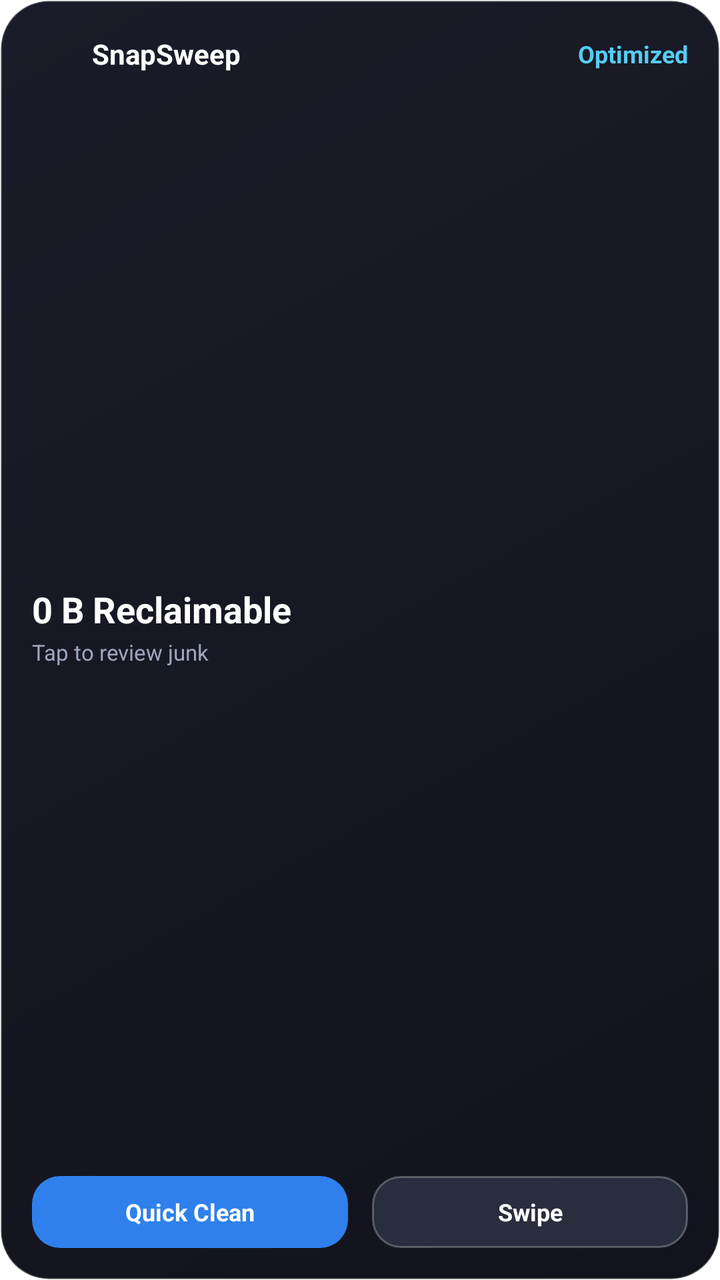
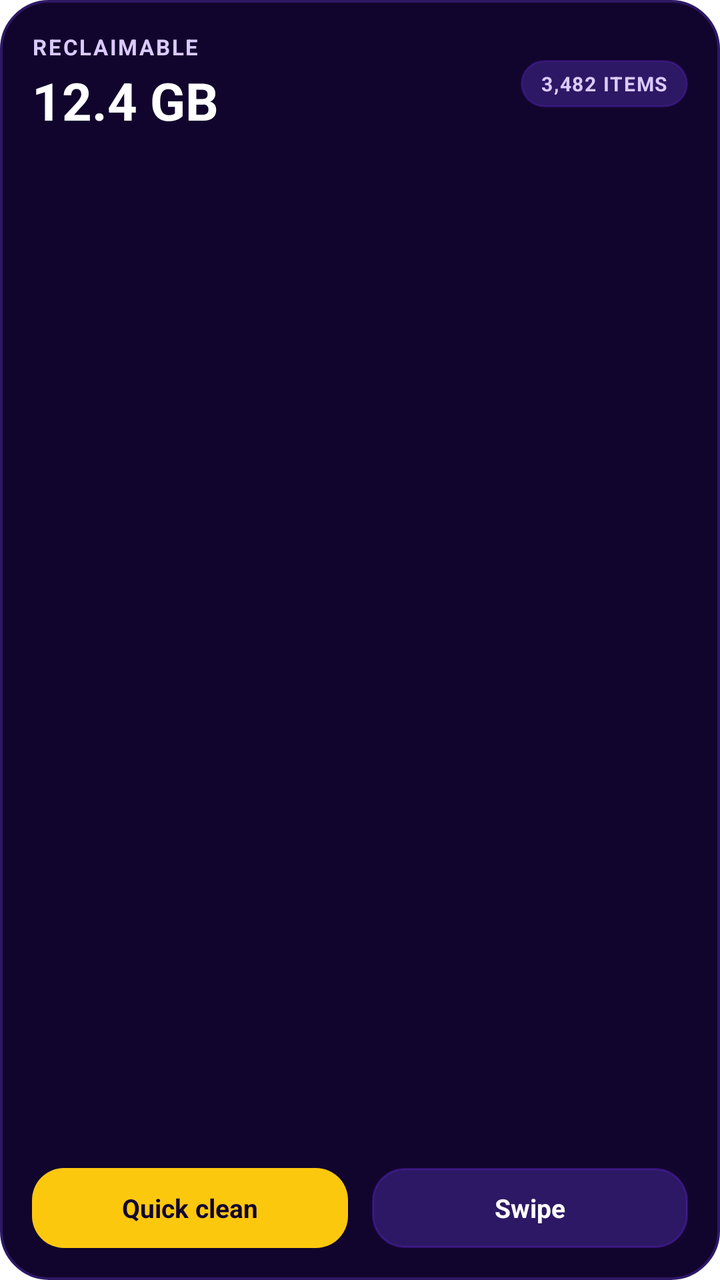

The first picture is an Android layout as it rendered before a commit; the second is the same layout after the commit. The layout source and the unified diff follow.
<!-- AndroidManifest.xml: fallback theme Theme.MaterialComponents.DayNight.NoActionBar -->
<!-- res/layout/snapsweep_widget.xml -->
<?xml version="1.0" encoding="utf-8"?>
<LinearLayout xmlns:android="http://schemas.android.com/apk/res/android"
    android:id="@+id/widget_container"
    android:layout_width="match_parent"
    android:layout_height="match_parent"
    android:background="@drawable/widget_background"
    android:orientation="vertical"
    android:padding="16dp">

    
    <LinearLayout
        android:layout_width="match_parent"
        android:layout_height="wrap_content"
        android:gravity="center_vertical"
        android:orientation="horizontal">

        <ImageView
            android:layout_width="22dp"
            android:layout_height="22dp"
            android:src="@mipmap/ic_launcher" />

        <TextView
            android:id="@+id/widget_title"
            android:layout_width="0dp"
            android:layout_height="wrap_content"
            android:layout_marginStart="8dp"
            android:layout_weight="1"
            android:text="SnapSweep"
            android:textColor="#FFFFFF"
            android:textSize="14sp"
            android:textStyle="bold" />

        <TextView
            android:id="@+id/widget_status"
            android:layout_width="wrap_content"
            android:layout_height="wrap_content"
            android:text="Optimized"
            android:textColor="#56CCF2"
            android:textSize="12sp"
            android:textStyle="bold" />
    </LinearLayout>

    
    <LinearLayout
        android:layout_width="match_parent"
        android:layout_height="0dp"
        android:layout_weight="1"
        android:gravity="center_vertical"
        android:orientation="vertical"
        android:paddingTop="6dp"
        android:paddingBottom="6dp">

        <TextView
            android:id="@+id/widget_reclaimable"
            android:layout_width="wrap_content"
            android:layout_height="wrap_content"
            android:text="0 B Reclaimable"
            android:textColor="#FFFFFF"
            android:textSize="18sp"
            android:textStyle="bold" />

        <TextView
            android:id="@+id/widget_count"
            android:layout_width="wrap_content"
            android:layout_height="wrap_content"
            android:layout_marginTop="2dp"
            android:text="Tap to review junk"
            android:textColor="#A0A5BD"
            android:textSize="11sp" />
    </LinearLayout>

    
    <LinearLayout
        android:layout_width="match_parent"
        android:layout_height="wrap_content"
        android:orientation="horizontal">

        <TextView
            android:id="@+id/widget_btn_clean"
            android:layout_width="0dp"
            android:layout_height="36dp"
            android:layout_marginEnd="6dp"
            android:layout_weight="1"
            android:background="@drawable/widget_button_clean"
            android:gravity="center"
            android:text="Quick Clean"
            android:textColor="#FFFFFF"
            android:textSize="12sp"
            android:textStyle="bold" />

        <TextView
            android:id="@+id/widget_btn_swipe"
            android:layout_width="0dp"
            android:layout_height="36dp"
            android:layout_marginStart="6dp"
            android:layout_weight="1"
            android:background="@drawable/widget_button_swipe"
            android:gravity="center"
            android:text="Swipe"
            android:textColor="#FFFFFF"
            android:textSize="12sp"
            android:textStyle="bold" />
    </LinearLayout>

</LinearLayout>
<!-- resources referenced by this layout -->
<resources>
  <!-- drawable widget_background (drawable) -->
  <?xml version="1.0" encoding="utf-8"?>
  <shape xmlns:android="http://schemas.android.com/apk/res/android"
      android:shape="rectangle">
      <gradient
          android:angle="315"
          android:startColor="#1A1C29"
          android:endColor="#12131C"
          android:type="linear" />
      <corners android:radius="24dp" />
      <stroke
          android:width="1dp"
          android:color="#33FFFFFF" />
  </shape>
  <!-- drawable widget_button_clean (drawable) -->
  <?xml version="1.0" encoding="utf-8"?>
  <shape xmlns:android="http://schemas.android.com/apk/res/android"
      android:shape="rectangle">
      <solid android:color="#2F80ED" />
      <corners android:radius="14dp" />
  </shape>
  <!-- drawable widget_button_swipe (drawable) -->
  <?xml version="1.0" encoding="utf-8"?>
  <shape xmlns:android="http://schemas.android.com/apk/res/android"
      android:shape="rectangle">
      <solid android:color="#2A2D3E" />
      <corners android:radius="14dp" />
      <stroke
          android:width="1dp"
          android:color="#44FFFFFF" />
  </shape>
  <!-- mipmap ic_launcher (mipmap-anydpi-v26) -->
  <?xml version="1.0" encoding="utf-8"?>
  <adaptive-icon xmlns:android="http://schemas.android.com/apk/res/android">
    <background android:drawable="@color/ic_launcher_background"/>
    <foreground>
        <inset
            android:drawable="@drawable/ic_launcher_foreground"
            android:inset="16%" />
    </foreground>
  </adaptive-icon>
  <color name="ic_launcher_background">#FFFFFF</color>
  <!-- drawable ic_launcher_foreground: png bitmap (drawable-hdpi, 29716 bytes) -->
</resources>

<!-- the commit's change to res/layout/snapsweep_widget.xml (unified diff, before → after) -->
@@ -14,92 +14,92 @@
         android:gravity="center_vertical"
         android:orientation="horizontal">
 
-        <ImageView
-            android:layout_width="22dp"
-            android:layout_height="22dp"
-            android:src="@mipmap/ic_launcher" />
-
-        <TextView
-            android:id="@+id/widget_title"
+        <LinearLayout
             android:layout_width="0dp"
             android:layout_height="wrap_content"
-            android:layout_marginStart="8dp"
             android:layout_weight="1"
-            android:text="SnapSweep"
-            android:textColor="#FFFFFF"
-            android:textSize="14sp"
-            android:textStyle="bold" />
+            android:orientation="vertical">
 
-        <TextView
-            android:id="@+id/widget_status"
+            <TextView
+                android:id="@+id/widget_label"
+                android:layout_width="wrap_content"
+                android:layout_height="wrap_content"
+                android:text="RECLAIMABLE"
+                android:textColor="#DBCAFF"
+                android:textSize="11sp"
+                android:textStyle="bold"
+                android:letterSpacing="0.08" />
+
+            <TextView
+                android:id="@+id/widget_reclaimable"
+                android:layout_width="wrap_content"
+                android:layout_height="wrap_content"
+                android:layout_marginTop="2dp"
+                android:text="12.4 GB"
+                android:textColor="#FFFFFF"
+                android:textSize="26sp"
+                android:textStyle="bold" />
+        </LinearLayout>
+
+        <LinearLayout
+            android:id="@+id/widget_count_container"
             android:layout_width="wrap_content"
             android:layout_height="wrap_content"
-            android:text="Optimized"
-            android:textColor="#56CCF2"
-            android:textSize="12sp"
-            android:textStyle="bold" />
+            android:background="@drawable/widget_pill_badge"
+            android:paddingStart="10dp"
+            android:paddingTop="5dp"
+            android:paddingEnd="10dp"
+            android:paddingBottom="5dp">
+
+            <TextView
+                android:id="@+id/widget_count"
+                android:layout_width="wrap_content"
+                android:layout_height="wrap_content"
+                android:text="3,482 ITEMS"
+                android:textColor="#DBCAFF"
+                android:textSize="10sp"
+                android:textStyle="bold"
+                android:letterSpacing="0.06" />
+        </LinearLayout>
     </LinearLayout>
 
     
-    <LinearLayout
+    <View
         android:layout_width="match_parent"
         android:layout_height="0dp"
-        android:layout_weight="1"
-        android:gravity="center_vertical"
-        android:orientation="vertical"
-        android:paddingTop="6dp"
-        android:paddingBottom="6dp">
-
-        <TextView
-            android:id="@+id/widget_reclaimable"
-            android:layout_width="wrap_content"
-            android:layout_height="wrap_content"
-            android:text="0 B Reclaimable"
-            android:textColor="#FFFFFF"
-            android:textSize="18sp"
-            android:textStyle="bold" />
-
-        <TextView
-            android:id="@+id/widget_count"
-            android:layout_width="wrap_content"
-            android:layout_height="wrap_content"
-            android:layout_marginTop="2dp"
-            android:text="Tap to review junk"
-            android:textColor="#A0A5BD"
-            android:textSize="11sp" />
-    </LinearLayout>
+        android:layout_weight="1" />
 
     
     <LinearLayout
         android:layout_width="match_parent"
         android:layout_height="wrap_content"
+        android:gravity="center_vertical"
         android:orientation="horizontal">
 
         <TextView
             android:id="@+id/widget_btn_clean"
             android:layout_width="0dp"
-            android:layout_height="36dp"
+            android:layout_height="40dp"
             android:layout_marginEnd="6dp"
             android:layout_weight="1"
             android:background="@drawable/widget_button_clean"
             android:gravity="center"
-            android:text="Quick Clean"
-            android:textColor="#FFFFFF"
-            android:textSize="12sp"
+            android:text="Quick clean"
+            android:textColor="#12052D"
+            android:textSize="13sp"
             android:textStyle="bold" />
 
         <TextView
             android:id="@+id/widget_btn_swipe"
             android:layout_width="0dp"
-            android:layout_height="36dp"
+            android:layout_height="40dp"
             android:layout_marginStart="6dp"
             android:layout_weight="1"
             android:background="@drawable/widget_button_swipe"
             android:gravity="center"
             android:text="Swipe"
             android:textColor="#FFFFFF"
-            android:textSize="12sp"
+            android:textSize="13sp"
             android:textStyle="bold" />
     </LinearLayout>
-
 </LinearLayout>
<!-- resource entries referenced after the edit -->
@@ -4,44 +4,38 @@
   <?xml version="1.0" encoding="utf-8"?>
   <shape xmlns:android="http://schemas.android.com/apk/res/android"
       android:shape="rectangle">
-      <gradient
-          android:angle="315"
-          android:startColor="#1A1C29"
-          android:endColor="#12131C"
-          android:type="linear" />
+      <solid android:color="#12052D" />
       <corners android:radius="24dp" />
       <stroke
-          android:width="1dp"
-          android:color="#33FFFFFF" />
+          android:width="1.2dp"
+          android:color="#2D1865" />
   </shape>
   <!-- drawable widget_button_clean (drawable) -->
   <?xml version="1.0" encoding="utf-8"?>
   <shape xmlns:android="http://schemas.android.com/apk/res/android"
       android:shape="rectangle">
-      <solid android:color="#2F80ED" />
-      <corners android:radius="14dp" />
+      <solid android:color="#FCC80E" />
+      <corners android:radius="16dp" />
   </shape>
   <!-- drawable widget_button_swipe (drawable) -->
   <?xml version="1.0" encoding="utf-8"?>
   <shape xmlns:android="http://schemas.android.com/apk/res/android"
       android:shape="rectangle">
-      <solid android:color="#2A2D3E" />
-      <corners android:radius="14dp" />
+      <solid android:color="#2D1865" />
+      <corners android:radius="16dp" />
       <stroke
           android:width="1dp"
-          android:color="#44FFFFFF" />
+          android:color="#4D6D2DF7" />
   </shape>
-  <!-- mipmap ic_launcher (mipmap-anydpi-v26) -->
+  <!-- drawable widget_pill_badge (drawable) -->
   <?xml version="1.0" encoding="utf-8"?>
-  <adaptive-icon xmlns:android="http://schemas.android.com/apk/res/android">
-    <background android:drawable="@color/ic_launcher_background"/>
-    <foreground>
-        <inset
-            android:drawable="@drawable/ic_launcher_foreground"
-            android:inset="16%" />
-    </foreground>
-  </adaptive-icon>
-  <color name="ic_launcher_background">#FFFFFF</color>
-  <!-- drawable ic_launcher_foreground: png bitmap (drawable-hdpi, 29716 bytes) -->
+  <shape xmlns:android="http://schemas.android.com/apk/res/android"
+      android:shape="rectangle">
+      <solid android:color="#2D1865" />
+      <corners android:radius="12dp" />
+      <stroke
+          android:width="1dp"
+          android:color="#3D6D2DF7" />
+  </shape>
 </resources>
 
